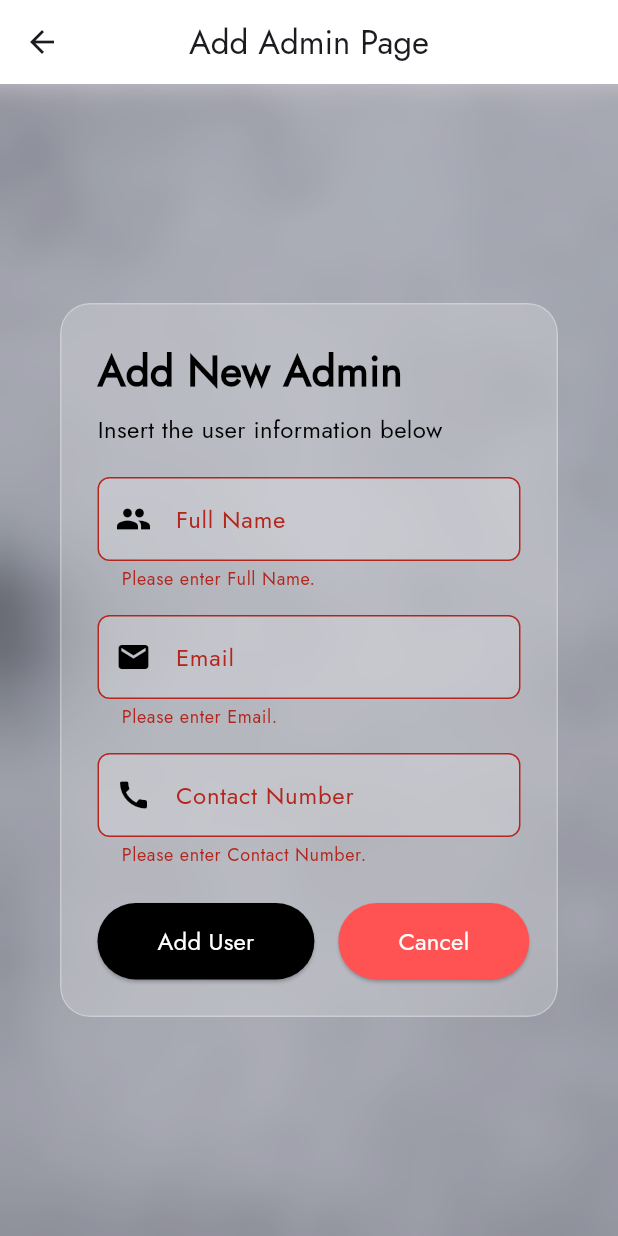
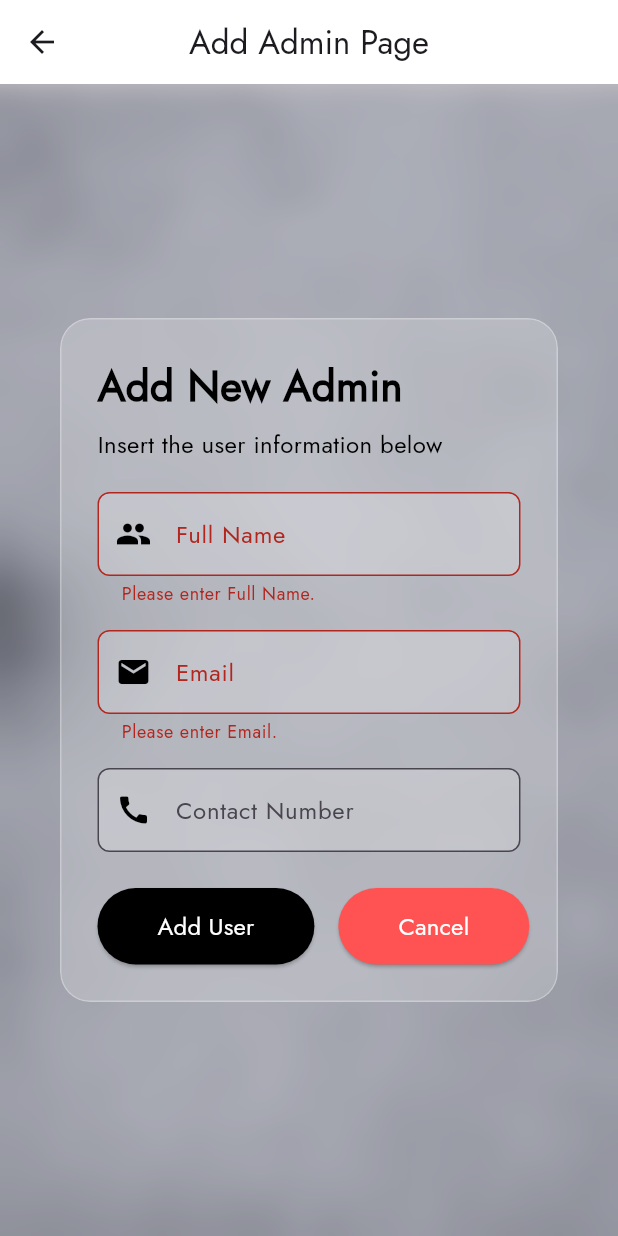
Before and after one commit to Melting0929/ims, a Flutter app: the AddAdminPage screen opened directly with empty values, after a tap on "Add User", on a phone screen of 412 x 824 dp. Run offline on Flutter 3.47's test engine with Material 3 defaults, Android fonts, the phone set to English and light mode, and no system bars; our stand-ins replace cloud_firestore, data_table_2, file_picker, firebase_auth, firebase_core, firebase_storage and 1 more; accounts and stored records are empty.

Commit message:
modified:   lib/add_admin.dart 	modified:   lib/add_company.dart

```diff
--- a/lib/add_admin.dart
+++ b/lib/add_admin.dart
@@ -26,7 +26,7 @@ class _AddAdminPageState extends State<AddAdminPage> {
       Map<String, dynamic> userData = {
         'name': adminNameController.text.trim(),
         'email': adminEmailController.text.trim(),
-        'contactNo': adminContactNoController.text.trim(),
+        'contactNo': adminContactNoController.text.trim().isEmpty ? null : adminContactNoController.text.trim(),
         'password': 'Password456',
         'userType': widget.userType,
       };
@@ -154,9 +154,15 @@ class _AddAdminPageState extends State<AddAdminPage> {
       ),
       style: const TextStyle(color: Colors.black),
       validator: (value) {
-        if (value!.isEmpty) return "Please enter $label.";
-        if (isEmail && !emailRegExp.hasMatch(value)) return "Please enter a valid email.";
-        if (isPhone && !phoneRegExp.hasMatch(value)) return "Please enter a valid contact number.";
+        if ((value == null || value.isEmpty) && !isPhone) {
+          return "Please enter $label.";
+        }
+        if (isEmail && value!.isNotEmpty && !emailRegExp.hasMatch(value)) {
+          return "Please enter a valid email.";
+        }
+        if (isPhone && value!.isNotEmpty && !phoneRegExp.hasMatch(value)) {
+          return "Please enter a valid contact number.";
+        }
         return null;
       },
     );
```
Also changed, not shown: lib/add_company.dart (+20 -14 lines).
